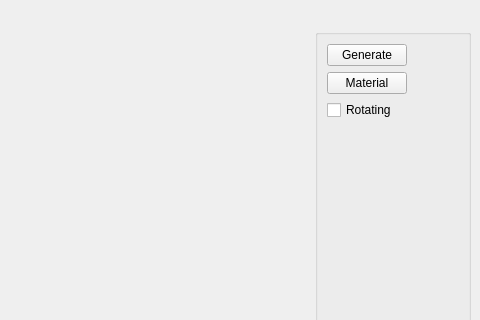
Qt form ui/mainwindow.ui (nitronoid/csb) before a commit; both pictures show x 320 to 800 and y 0 to 320 of the 800 by 600 pixel window.
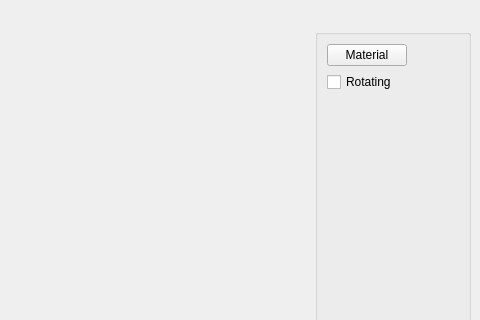
The same form after that commit.

What changed in the file:
```diff
--- a/ui/mainwindow.ui
+++ b/ui/mainwindow.ui
@@ -113,13 +113,6 @@
         </spacer>
        </item>
        <item row="0" column="1">
-        <widget class="QPushButton" name="generate">
-         <property name="text">
-          <string>Generate</string>
-         </property>
-        </widget>
-       </item>
-       <item row="1" column="1">
         <widget class="QPushButton" name="material">
          <property name="text">
           <string>Material</string>
```
Left out of the diff: 2 changed lines with no effect on the pictures.
